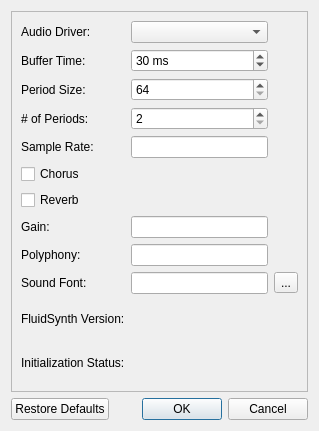
Old version of the form library/widgets/fluidsettingsdialog.ui in the repository lxylxy123456/debian-patches.
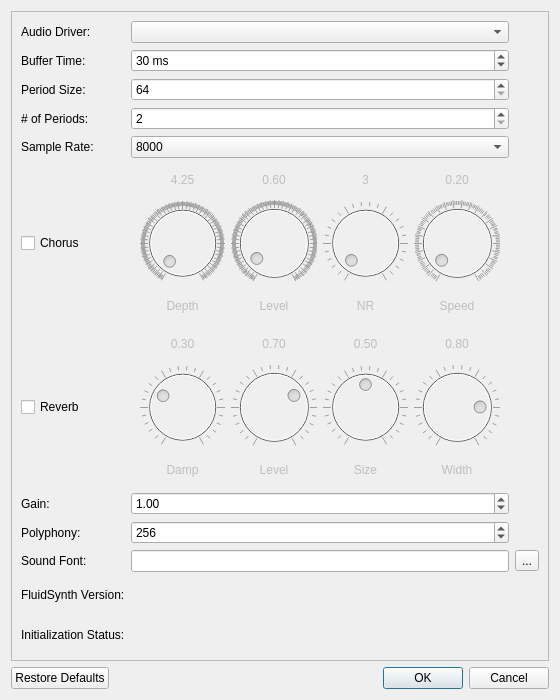
New version of the form.

The edit to the form file:
```diff
--- a/library/widgets/fluidsettingsdialog.ui
+++ b/library/widgets/fluidsettingsdialog.ui
@@ -6,8 +6,8 @@
    <rect>
     <x>0</x>
     <y>0</y>
-    <width>319</width>
-    <height>431</height>
+    <width>560</width>
+    <height>700</height>
    </rect>
   </property>
   <property name="windowTitle">
@@ -54,12 +54,15 @@
        </widget>
       </item>
       <item row="8" column="1">
-       <widget class="QLineEdit" name="polyphony"/>
-      </item>
-      <item row="6" column="0" colspan="2">
-       <widget class="QCheckBox" name="reverb">
-        <property name="text">
-         <string>Reverb</string>
+       <widget class="QSpinBox" name="polyphony">
+        <property name="minimum">
+         <number>1</number>
+        </property>
+        <property name="maximum">
+         <number>65535</number>
+        </property>
+        <property name="value">
+         <number>256</number>
         </property>
        </widget>
       </item>
@@ -133,13 +136,6 @@
       <item row="0" column="1">
        <widget class="QComboBox" name="audioDriver"/>
       </item>
-      <item row="5" column="0" colspan="2">
-       <widget class="QCheckBox" name="chorus">
-        <property name="text">
-         <string>Chorus</string>
-        </property>
-       </widget>
-      </item>
       <item row="10" column="1">
        <widget class="QLabel" name="lblVersion"/>
       </item>
@@ -174,10 +170,104 @@
        </widget>
       </item>
       <item row="7" column="1">
-       <widget class="QLineEdit" name="gain"/>
+       <widget class="QDoubleSpinBox" name="gain">
+        <property name="maximum">
+         <double>10.000000000000000</double>
+        </property>
+        <property name="singleStep">
+         <double>0.100000000000000</double>
+        </property>
+        <property name="value">
+         <double>1.000000000000000</double>
+        </property>
+       </widget>
       </item>
       <item row="4" column="1">
-       <widget class="QLineEdit" name="sampleRate"/>
+       <widget class="QComboBox" name="sampleRate">
+        <property name="currentText">
+         <string>44100</string>
+        </property>
+        <item>
+         <property name="text">
+          <string>8000</string>
+         </property>
+        </item>
+        <item>
+         <property name="text">
+          <string>11025</string>
+         </property>
+        </item>
+        <item>
+         <property name="text">
+          <string>16000</string>
+         </property>
+        </item>
+        <item>
+         <property name="text">
+          <string>22050</string>
+         </property>
+        </item>
+        <item>
+         <property name="text">
+          <string>24000</string>
+         </property>
+        </item>
+        <item>
+         <property name="text">
+          <string>32000</string>
+         </property>
+        </item>
+        <item>
+         <property name="text">
+          <string>40000</string>
+         </property>
+        </item>
+        <item>
+         <property name="text">
+          <string>44100</string>
+         </property>
+        </item>
+        <item>
+         <property name="text">
+          <string>48000</string>
+         </property>
+        </item>
+        <item>
+         <property name="text">
+          <string>56000</string>
+         </property>
+        </item>
+        <item>
+         <property name="text">
+          <string>64000</string>
+         </property>
+        </item>
+        <item>
+         <property name="text">
+          <string>72000</string>
+         </property>
+        </item>
+        <item>
+         <property name="text">
+          <string>80000</string>
+         </property>
+        </item>
+        <item>
+         <property name="text">
+          <string>88000</string>
+         </property>
+        </item>
+        <item>
+         <property name="text">
+          <string>88200</string>
+         </property>
+        </item>
+        <item>
+         <property name="text">
+          <string>96000</string>
+         </property>
+        </item>
+       </widget>
       </item>
       <item row="1" column="0">
        <widget class="QLabel" name="lblBuffer">
@@ -202,6 +292,335 @@
         </property>
        </widget>
       </item>
+      <item row="5" column="0">
+       <widget class="QCheckBox" name="chorus">
+        <property name="text">
+         <string>Chorus</string>
+        </property>
+       </widget>
+      </item>
+      <item row="6" column="0">
+       <widget class="QCheckBox" name="reverb">
+        <property name="text">
+         <string>Reverb</string>
+        </property>
+       </widget>
+      </item>
+      <item row="5" column="1">
+       <widget class="QFrame" name="chorus_frame">
+        <property name="enabled">
+         <bool>false</bool>
+        </property>
+        <layout class="QGridLayout" name="chorus_layout">
+         <item row="1" column="1">
+          <widget class="QDial" name="chorus_level">
+           <property name="maximum">
+            <number>1000</number>
+           </property>
+           <property name="value">
+            <number>60</number>
+           </property>
+           <property name="notchesVisible">
+            <bool>true</bool>
+           </property>
+          </widget>
+         </item>
+         <item row="1" column="2">
+          <widget class="QDial" name="chorus_nr">
+           <property name="value">
+            <number>3</number>
+           </property>
+           <property name="notchesVisible">
+            <bool>true</bool>
+           </property>
+          </widget>
+         </item>
+         <item row="1" column="0">
+          <widget class="QDial" name="chorus_depth">
+           <property name="maximum">
+            <number>25600</number>
+           </property>
+           <property name="value">
+            <number>425</number>
+           </property>
+           <property name="notchesVisible">
+            <bool>true</bool>
+           </property>
+          </widget>
+         </item>
+         <item row="1" column="3">
+          <widget class="QDial" name="chorus_speed">
+           <property name="minimum">
+            <number>1</number>
+           </property>
+           <property name="maximum">
+            <number>500</number>
+           </property>
+           <property name="value">
+            <number>20</number>
+           </property>
+           <property name="notchesVisible">
+            <bool>true</bool>
+           </property>
+          </widget>
+         </item>
+         <item row="2" column="1">
+          <widget class="QLabel" name="lblLevel">
+           <property name="toolTip">
+            <string>Output amplitude</string>
+           </property>
+           <property name="text">
+            <string>Level</string>
+           </property>
+           <property name="alignment">
+            <set>Qt::AlignmentFlag::AlignCenter</set>
+           </property>
+          </widget>
+         </item>
+         <item row="2" column="0">
+          <widget class="QLabel" name="lblDepth">
+           <property name="toolTip">
+            <string>Modulation depth</string>
+           </property>
+           <property name="text">
+            <string>Depth</string>
+           </property>
+           <property name="alignment">
+            <set>Qt::AlignmentFlag::AlignCenter</set>
+           </property>
+          </widget>
+         </item>
+         <item row="2" column="2">
+          <widget class="QLabel" name="lblNR">
+           <property name="toolTip">
+            <string>Voice count</string>
+           </property>
+           <property name="text">
+            <string>NR</string>
+           </property>
+           <property name="alignment">
+            <set>Qt::AlignmentFlag::AlignCenter</set>
+           </property>
+          </widget>
+         </item>
+         <item row="2" column="3">
+          <widget class="QLabel" name="lblSpeed">
+           <property name="toolTip">
+            <string>Modulation speed in Hz</string>
+           </property>
+           <property name="text">
+            <string>Speed</string>
+           </property>
+           <property name="alignment">
+            <set>Qt::AlignmentFlag::AlignCenter</set>
+           </property>
+          </widget>
+         </item>
+         <item row="0" column="0">
+          <widget class="QLabel" name="label_CDepth">
+           <property name="text">
+            <string>4.25</string>
+           </property>
+           <property name="alignment">
+            <set>Qt::AlignmentFlag::AlignCenter</set>
+           </property>
+          </widget>
+         </item>
+         <item row="0" column="1">
+          <widget class="QLabel" name="label_CLevel">
+           <property name="text">
+            <string>0.60</string>
+           </property>
+           <property name="alignment">
+            <set>Qt::AlignmentFlag::AlignCenter</set>
+           </property>
+          </widget>
+         </item>
+         <item row="0" column="2">
+          <widget class="QLabel" name="label_CNR">
+           <property name="text">
+            <string>3</string>
+           </property>
+           <property name="alignment">
+            <set>Qt::AlignmentFlag::AlignCenter</set>
+           </property>
+          </widget>
+         </item>
+         <item row="0" column="3">
+          <widget class="QLabel" name="label_CSpeed">
+           <property name="text">
+            <string>0.20</string>
+           </property>
+           <property name="alignment">
+            <set>Qt::AlignmentFlag::AlignCenter</set>
+           </property>
+          </widget>
+         </item>
+        </layout>
+       </widget>
+      </item>
+      <item row="6" column="1">
+       <widget class="QFrame" name="reverb_frame">
+        <property name="enabled">
+         <bool>false</bool>
+        </property>
+        <layout class="QGridLayout" name="reverb_layout">
+         <item row="1" column="2">
+          <widget class="QDial" name="reverb_size">
+           <property name="maximum">
+            <number>100</number>
+           </property>
+           <property name="pageStep">
+            <number>10</number>
+           </property>
+           <property name="value">
+            <number>50</number>
+           </property>
+           <property name="notchesVisible">
+            <bool>true</bool>
+           </property>
+          </widget>
+         </item>
+         <item row="2" column="3">
+          <widget class="QLabel" name="lblWidth">
+           <property name="toolTip">
+            <string>Stereo spread</string>
+           </property>
+           <property name="text">
+            <string>Width</string>
+           </property>
+           <property name="alignment">
+            <set>Qt::AlignmentFlag::AlignCenter</set>
+           </property>
+          </widget>
+         </item>
+         <item row="2" column="2">
+          <widget class="QLabel" name="lblSize">
+           <property name="toolTip">
+            <string>Room size (wet amount)</string>
+           </property>
+           <property name="text">
+            <string>Size</string>
+           </property>
+           <property name="alignment">
+            <set>Qt::AlignmentFlag::AlignCenter</set>
+           </property>
+          </widget>
+         </item>
+         <item row="1" column="1">
+          <widget class="QDial" name="reverb_level">
+           <property name="maximum">
+            <number>100</number>
+           </property>
+           <property name="pageStep">
+            <number>10</number>
+           </property>
+           <property name="value">
+            <number>70</number>
+           </property>
+           <property name="notchesVisible">
+            <bool>true</bool>
+           </property>
+          </widget>
+         </item>
+         <item row="2" column="0">
+          <widget class="QLabel" name="lblDamp">
+           <property name="toolTip">
+            <string>Damping amount</string>
+           </property>
+           <property name="text">
+            <string>Damp</string>
+           </property>
+           <property name="alignment">
+            <set>Qt::AlignmentFlag::AlignCenter</set>
+           </property>
+          </widget>
+         </item>
+         <item row="1" column="3">
+          <widget class="QDial" name="reverb_width">
+           <property name="maximum">
+            <number>100</number>
+           </property>
+           <property name="value">
+            <number>80</number>
+           </property>
+           <property name="notchesVisible">
+            <bool>true</bool>
+           </property>
+          </widget>
+         </item>
+         <item row="2" column="1">
+          <widget class="QLabel" name="lblRLevel">
+           <property name="toolTip">
+            <string>Output amplitude</string>
+           </property>
+           <property name="text">
+            <string>Level</string>
+           </property>
+           <property name="alignment">
+            <set>Qt::AlignmentFlag::AlignCenter</set>
+           </property>
+          </widget>
+         </item>
+         <item row="1" column="0">
+          <widget class="QDial" name="reverb_damp">
+           <property name="maximum">
+            <number>100</number>
+           </property>
+           <property name="pageStep">
+            <number>10</number>
+           </property>
+           <property name="value">
+            <number>30</number>
+           </property>
+           <property name="notchesVisible">
+            <bool>true</bool>
+           </property>
+          </widget>
+         </item>
+         <item row="0" column="0">
+          <widget class="QLabel" name="label_RDamp">
+           <property name="text">
+            <string>0.30</string>
+           </property>
+           <property name="alignment">
+            <set>Qt::AlignmentFlag::AlignCenter</set>
+           </property>
+          </widget>
+         </item>
+         <item row="0" column="1">
+          <widget class="QLabel" name="label_RLevel">
+           <property name="text">
+            <string>0.70</string>
+           </property>
+           <property name="alignment">
+            <set>Qt::AlignmentFlag::AlignCenter</set>
+           </property>
+          </widget>
+         </item>
+         <item row="0" column="2">
+          <widget class="QLabel" name="label_RSize">
+           <property name="text">
+            <string>0.50</string>
+           </property>
+           <property name="alignment">
+            <set>Qt::AlignmentFlag::AlignCenter</set>
+           </property>
+          </widget>
+         </item>
+         <item row="0" column="3">
+          <widget class="QLabel" name="label_RWidth">
+           <property name="text">
+            <string>0.80</string>
+           </property>
+           <property name="alignment">
+            <set>Qt::AlignmentFlag::AlignCenter</set>
+           </property>
+          </widget>
+         </item>
+        </layout>
+       </widget>
+      </item>
      </layout>
     </widget>
    </item>
```
Left out of the diff: 63 changed lines with no effect on the pictures.
